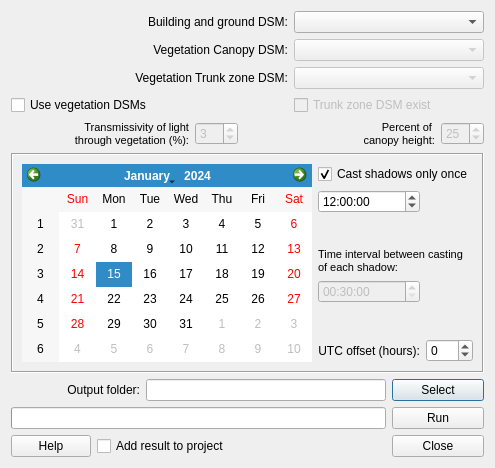
UMEP-dev/UMEP, file ShadowGenerator/shadow_generator_dialog_base.ui: the form before one commit.
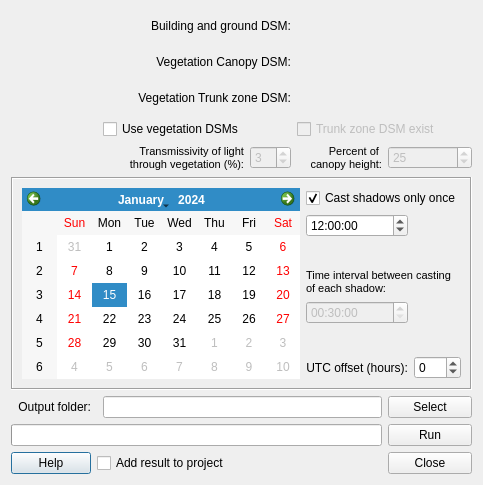
The form after the commit.

Diff of the .ui file:
```diff
--- a/ShadowGenerator/shadow_generator_dialog_base.ui
+++ b/ShadowGenerator/shadow_generator_dialog_base.ui
@@ -9,8 +9,8 @@
    <rect>
     <x>0</x>
     <y>0</y>
-    <width>495</width>
-    <height>468</height>
+    <width>470</width>
+    <height>485</height>
    </rect>
   </property>
   <property name="windowTitle">
@@ -20,7 +20,35 @@
    <string/>
   </property>
   <layout class="QGridLayout" name="gridLayout_2">
-   <item row="0" column="0" colspan="5">
+   <item row="4" column="1" colspan="2">
+    <widget class="QLabel" name="label_8">
+     <property name="text">
+      <string>&lt;!DOCTYPE HTML PUBLIC &quot;-//W3C//DTD HTML 4.0//EN&quot; &quot;http://www.w3.org/TR/REC-html40/strict.dtd&quot;&gt;
+&lt;html&gt;&lt;head&gt;&lt;meta name=&quot;qrichtext&quot; content=&quot;1&quot; /&gt;&lt;style type=&quot;text/css&quot;&gt;
+p, li { white-space: pre-wrap; }
+&lt;/style&gt;&lt;/head&gt;&lt;body style=&quot; font-family:'MS Shell Dlg 2'; font-size:8.25pt; font-weight:400; font-style:normal;&quot;&gt;
+&lt;p style=&quot; margin-top:0px; margin-bottom:0px; margin-left:0px; margin-right:0px; -qt-block-indent:0; text-indent:0px;&quot;&gt;&lt;span style=&quot; font-size:8pt;&quot;&gt;Transmissivity of light&lt;/span&gt;&lt;/p&gt;
+&lt;p style=&quot; margin-top:0px; margin-bottom:0px; margin-left:0px; margin-right:0px; -qt-block-indent:0; text-indent:0px;&quot;&gt;&lt;span style=&quot; font-size:8pt;&quot;&gt;through vegetation (%):&lt;/span&gt;&lt;/p&gt;&lt;/body&gt;&lt;/html&gt;</string>
+     </property>
+     <property name="alignment">
+      <set>Qt::AlignRight|Qt::AlignTrailing|Qt::AlignVCenter</set>
+     </property>
+    </widget>
+   </item>
+   <item row="3" column="2">
+    <widget class="QCheckBox" name="checkBoxUseVeg">
+     <property name="enabled">
+      <bool>true</bool>
+     </property>
+     <property name="toolTip">
+      <string>&lt;html&gt;&lt;head/&gt;&lt;body&gt;&lt;p&gt;Tick this box if you want to include vegetation (trees and bushes) when shadows are generated. &lt;/p&gt;&lt;/body&gt;&lt;/html&gt;</string>
+     </property>
+     <property name="text">
+      <string>Use vegetation DSMs</string>
+     </property>
+    </widget>
+   </item>
+   <item row="0" column="2" colspan="3">
     <widget class="QLabel" name="label">
      <property name="text">
       <string>Building and ground DSM:</string>
@@ -30,40 +58,21 @@
      </property>
     </widget>
    </item>
-   <item row="0" column="5" colspan="4">
-    <widget class="QComboBox" name="comboBox_dsm">
-     <property name="enabled">
-      <bool>true</bool>
+   <item row="0" column="5" colspan="2">
+    <widget class="QWidget" name="widgetDSM" native="true">
+     <property name="minimumSize">
+      <size>
+       <width>175</width>
+       <height>30</height>
+      </size>
      </property>
-     <property name="toolTip">
-      <string>A raster Digital surface Model consisting of ground and building heights</string>
+     <property name="layoutDirection">
+      <enum>Qt::LeftToRight</enum>
      </property>
-     <property name="whatsThis">
-      <string>A raster Digital surface Model consisting of ground and building heights</string>
-     </property>
+     <layout class="QGridLayout" name="gridLayout_8"/>
     </widget>
    </item>
-   <item row="1" column="0" colspan="5">
-    <widget class="QLabel" name="label_2">
-     <property name="text">
-      <string>Vegetation Canopy DSM:</string>
-     </property>
-     <property name="alignment">
-      <set>Qt::AlignRight|Qt::AlignTrailing|Qt::AlignVCenter</set>
-     </property>
-    </widget>
-   </item>
-   <item row="1" column="5" colspan="4">
-    <widget class="QComboBox" name="comboBox_vegdsm">
-     <property name="enabled">
-      <bool>false</bool>
-     </property>
-     <property name="toolTip">
-      <string>A raster grid consisting of heights of vegetation above ground. Should have same spatial extent and resolution as Building and Ground DSM</string>
-     </property>
-    </widget>
-   </item>
-   <item row="2" column="0" colspan="5">
+   <item row="2" column="1" colspan="4">
     <widget class="QLabel" name="label_3">
      <property name="text">
       <string>Vegetation Trunk zone DSM:</string>
@@ -73,45 +82,24 @@
      </property>
     </widget>
    </item>
-   <item row="2" column="5" colspan="4">
-    <widget class="QComboBox" name="comboBox_vegdsm2">
+   <item row="9" column="0">
+    <widget class="QPushButton" name="pushButtonHelp">
+     <property name="text">
+      <string>Help</string>
+     </property>
+    </widget>
+   </item>
+   <item row="4" column="6">
+    <widget class="QSpinBox" name="spinBoxTrunkHeight">
      <property name="enabled">
       <bool>false</bool>
      </property>
-     <property name="toolTip">
-      <string>A raster grid consisting of heights of trunk zone (bottom of canopy) above ground. Should have same spatial extent and resolution as Building and Ground DSM</string>
+     <property name="value">
+      <number>25</number>
      </property>
     </widget>
    </item>
-   <item row="3" column="0" colspan="4">
-    <widget class="QCheckBox" name="checkBoxUseVeg">
-     <property name="enabled">
-      <bool>true</bool>
-     </property>
-     <property name="toolTip">
-      <string>&lt;html&gt;&lt;head/&gt;&lt;body&gt;&lt;p&gt;Tick this box if you want to include vegetation (trees and bushes) when shadows are generated. &lt;/p&gt;&lt;/body&gt;&lt;/html&gt;</string>
-     </property>
-     <property name="text">
-      <string>Use vegetation DSMs</string>
-     </property>
-    </widget>
-   </item>
-   <item row="4" column="0" colspan="3">
-    <widget class="QLabel" name="label_8">
-     <property name="text">
-      <string>&lt;!DOCTYPE HTML PUBLIC &quot;-//W3C//DTD HTML 4.0//EN&quot; &quot;http://www.w3.org/TR/REC-html40/strict.dtd&quot;&gt;
-&lt;html&gt;&lt;head&gt;&lt;meta name=&quot;qrichtext&quot; content=&quot;1&quot; /&gt;&lt;style type=&quot;text/css&quot;&gt;
-p, li { white-space: pre-wrap; }
-&lt;/style&gt;&lt;/head&gt;&lt;body style=&quot; font-family:'MS Shell Dlg 2'; font-size:8.25pt; font-weight:400; font-style:normal;&quot;&gt;
-&lt;p style=&quot; margin-top:0px; margin-bottom:0px; margin-left:0px; margin-right:0px; -qt-block-indent:0; text-indent:0px;&quot;&gt;&lt;span style=&quot; font-size:8pt;&quot;&gt;Transmissivity of light&lt;/span&gt;&lt;/p&gt;
-&lt;p style=&quot; margin-top:0px; margin-bottom:0px; margin-left:0px; margin-right:0px; -qt-block-indent:0; text-indent:0px;&quot;&gt;&lt;span style=&quot; font-size:8pt;&quot;&gt;through vegetation (%):&lt;/span&gt;&lt;/p&gt;&lt;/body&gt;&lt;/html&gt;</string>
-     </property>
-     <property name="alignment">
-      <set>Qt::AlignRight|Qt::AlignTrailing|Qt::AlignVCenter</set>
-     </property>
-    </widget>
-   </item>
-   <item row="4" column="6" colspan="2">
+   <item row="4" column="5">
     <widget class="QLabel" name="label_5">
      <property name="text">
       <string>&lt;!DOCTYPE HTML PUBLIC &quot;-//W3C//DTD HTML 4.0//EN&quot; &quot;http://www.w3.org/TR/REC-html40/strict.dtd&quot;&gt;
@@ -126,17 +114,84 @@
      </property>
     </widget>
    </item>
-   <item row="4" column="8">
-    <widget class="QSpinBox" name="spinBoxTrunkHeight">
+   <item row="1" column="2" colspan="3">
+    <widget class="QLabel" name="label_2">
+     <property name="text">
+      <string>Vegetation Canopy DSM:</string>
+     </property>
+     <property name="alignment">
+      <set>Qt::AlignRight|Qt::AlignTrailing|Qt::AlignVCenter</set>
+     </property>
+    </widget>
+   </item>
+   <item row="4" column="3" colspan="2">
+    <widget class="QSpinBox" name="spinBoxTrans">
      <property name="enabled">
       <bool>false</bool>
      </property>
      <property name="value">
-      <number>25</number>
+      <number>3</number>
      </property>
     </widget>
    </item>
-   <item row="5" column="0" colspan="9">
+   <item row="9" column="1" colspan="3">
+    <widget class="QCheckBox" name="checkBoxIntoCanvas">
+     <property name="enabled">
+      <bool>true</bool>
+     </property>
+     <property name="text">
+      <string>Add result to project</string>
+     </property>
+    </widget>
+   </item>
+   <item row="1" column="5" colspan="2">
+    <widget class="QWidget" name="widgetCDSM" native="true">
+     <property name="enabled">
+      <bool>false</bool>
+     </property>
+     <property name="minimumSize">
+      <size>
+       <width>175</width>
+       <height>30</height>
+      </size>
+     </property>
+     <property name="layoutDirection">
+      <enum>Qt::LeftToRight</enum>
+     </property>
+     <layout class="QGridLayout" name="gridLayout_9"/>
+    </widget>
+   </item>
+   <item row="2" column="5" colspan="2">
+    <widget class="QWidget" name="widgetTDSM" native="true">
+     <property name="enabled">
+      <bool>false</bool>
+     </property>
+     <property name="minimumSize">
+      <size>
+       <width>175</width>
+       <height>30</height>
+      </size>
+     </property>
+     <property name="layoutDirection">
+      <enum>Qt::LeftToRight</enum>
+     </property>
+     <layout class="QGridLayout" name="gridLayout_10"/>
+    </widget>
+   </item>
+   <item row="3" column="5" colspan="2">
+    <widget class="QCheckBox" name="checkBoxTrunkExist">
+     <property name="enabled">
+      <bool>false</bool>
+     </property>
+     <property name="toolTip">
+      <string>If a trunk zone vegetation DSM is absent, this can be generated based on the height of the Canopy DSM.</string>
+     </property>
+     <property name="text">
+      <string>Trunk zone DSM exist</string>
+     </property>
+    </widget>
+   </item>
+   <item row="5" column="0" colspan="7">
     <widget class="QFrame" name="frame">
      <property name="frameShape">
       <enum>QFrame::Box</enum>
@@ -269,7 +324,7 @@
      </layout>
     </widget>
    </item>
-   <item row="6" column="0" colspan="2">
+   <item row="7" column="0">
     <widget class="QLabel" name="label_4">
      <property name="text">
       <string>Output folder:</string>
@@ -279,27 +334,14 @@
      </property>
     </widget>
    </item>
-   <item row="6" column="2" colspan="5">
-    <widget class="QLineEdit" name="textOutput"/>
-   </item>
-   <item row="6" column="7" colspan="2">
+   <item row="7" column="6">
     <widget class="QPushButton" name="pushButtonSave">
      <property name="text">
       <string>Select</string>
      </property>
     </widget>
    </item>
-   <item row="7" column="0" colspan="7">
-    <widget class="QProgressBar" name="progressBar">
-     <property name="value">
-      <number>0</number>
-     </property>
-     <property name="textVisible">
-      <bool>false</bool>
-     </property>
-    </widget>
-   </item>
-   <item row="7" column="7" colspan="2">
+   <item row="8" column="6">
     <widget class="QPushButton" name="runButton">
      <property name="cursor">
       <cursorShape>ArrowCursor</cursorShape>
@@ -309,50 +351,23 @@
      </property>
     </widget>
    </item>
-   <item row="8" column="0">
-    <widget class="QPushButton" name="pushButtonHelp">
-     <property name="text">
-      <string>Help</string>
-     </property>
-    </widget>
-   </item>
-   <item row="8" column="1" colspan="6">
-    <widget class="QCheckBox" name="checkBoxIntoCanvas">
-     <property name="enabled">
-      <bool>true</bool>
-     </property>
-     <property name="text">
-      <string>Add result to project</string>
-     </property>
-    </widget>
-   </item>
-   <item row="8" column="7" colspan="2">
+   <item row="9" column="6">
     <widget class="QPushButton" name="pushButton">
      <property name="text">
       <string>Close</string>
      </property>
     </widget>
    </item>
-   <item row="3" column="5" colspan="4">
-    <widget class="QCheckBox" name="checkBoxTrunkExist">
-     <property name="enabled">
-      <bool>false</bool>
-     </property>
-     <property name="toolTip">
-      <string>If a trunk zone vegetation DSM is absent, this can be generated based on the height of the Canopy DSM.</string>
-     </property>
-     <property name="text">
-      <string>Trunk zone DSM exist</string>
-     </property>
-    </widget>
+   <item row="7" column="2" colspan="4">
+    <widget class="QLineEdit" name="textOutput"/>
    </item>
-   <item row="4" column="3">
-    <widget class="QSpinBox" name="spinBoxTrans">
-     <property name="enabled">
-      <bool>false</bool>
-     </property>
+   <item row="8" column="0" colspan="6">
+    <widget class="QProgressBar" name="progressBar">
      <property name="value">
-      <number>3</number>
+      <number>0</number>
+     </property>
+     <property name="textVisible">
+      <bool>false</bool>
      </property>
     </widget>
    </item>
```
Left out of the diff: 104 changed lines with no effect on the pictures.
